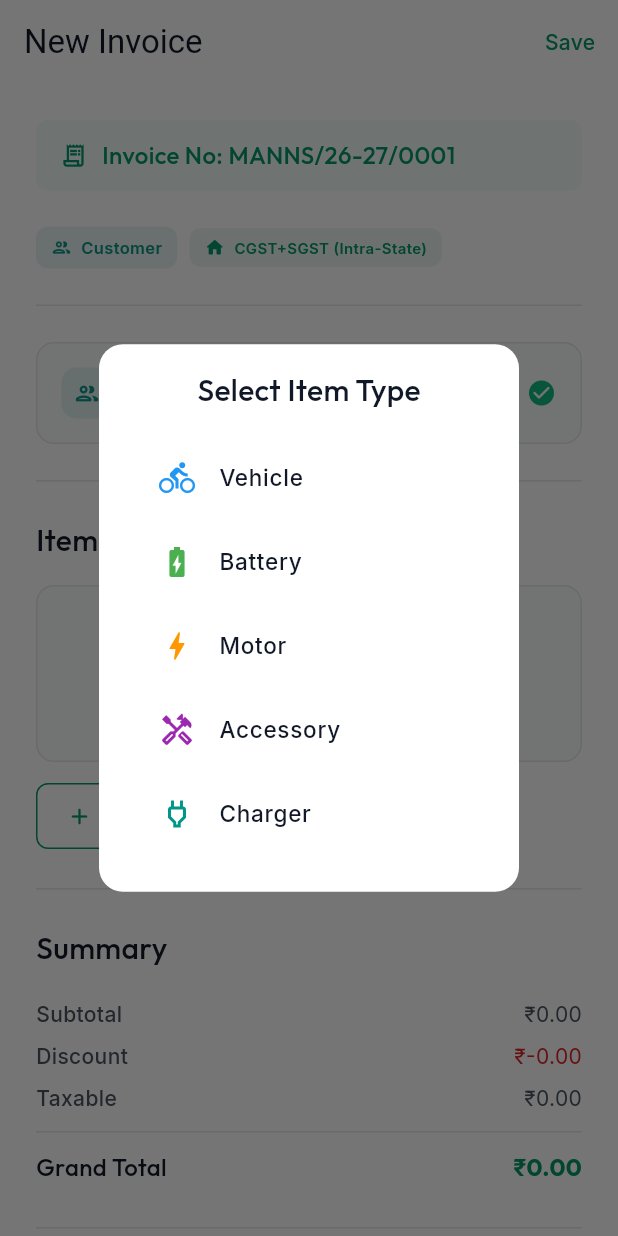
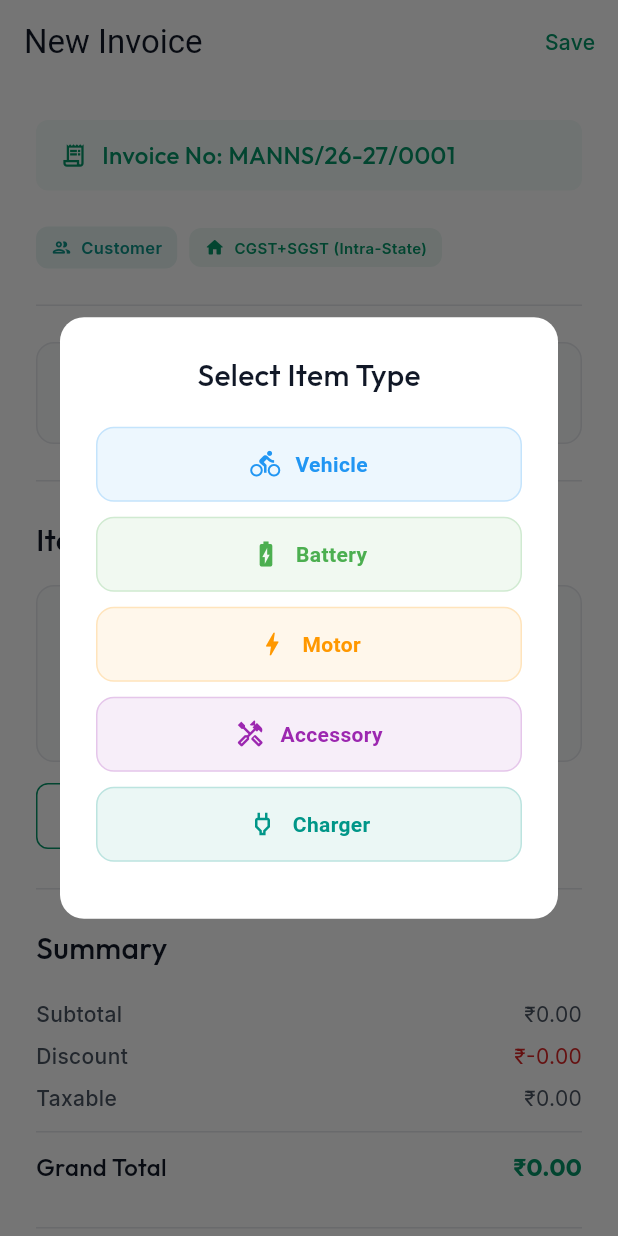
Before and after one commit to credlawn/mebikeapp, a Flutter app: the BillingScreen screen opened directly with empty values, after a tap on "Add Item", on a phone screen of 412 x 824 dp. Run offline on Flutter 3.47's test engine with Material 3 defaults, Android fonts, the phone set to English and light mode, and no system bars; our stand-ins replace connectivity_plus, flutter_riverpod, google_fonts, local_auth, pinput, pocketbase and 1 more; missing offline and left inert: local_auth_android; accounts and stored records are empty; network calls fail.

Commit message:
V1.5.0. select item screen added

```diff
--- a/billing/lib/screens/billing/billing_screen.dart
+++ b/billing/lib/screens/billing/billing_screen.dart
@@ -10,6 +10,7 @@ import '../../pb_service.dart';
 import '../../theme/app_snackbars.dart';
 import '../../theme/colors.dart';
 import '../../theme/typography.dart';
+import 'item_select_screen.dart';
 
 class BillingScreen extends ConsumerStatefulWidget {
   final String invoiceType;
@@ -63,6 +64,7 @@ class _BillingScreenState extends ConsumerState<BillingScreen> {
       _partyMobile = p.mobileNo;
       _partyGst = p.gstNo;
       _partyStateCode = p.stateCode;
+      _partyAddress = p.billingAddress;
     }
     _loadInvoiceNo();
   }
@@ -126,17 +128,48 @@ class _BillingScreenState extends ConsumerState<BillingScreen> {
         backgroundColor: Colors.white,
         surfaceTintColor: Colors.white,
         shape: RoundedRectangleBorder(borderRadius: BorderRadius.circular(16)),
-        content: Column(
+        content: SizedBox(
+          width: 300,
+          child: Column(
             mainAxisSize: MainAxisSize.min,
             children: [
+              const SizedBox(height: 8),
               Text('Select Item Type', style: AppTypography.h2),
-            const SizedBox(height: 16),
-            ...['vehicle', 'battery', 'motor', 'accessory', 'charger'].map((t) => ListTile(
-              title: Text(t[0].toUpperCase() + t.substring(1), style: AppTypography.bodyLarge),
-              leading: Icon(_iconForType(t), color: _colorForType(t)),
+              const SizedBox(height: 20),
+              ...['vehicle', 'battery', 'motor', 'accessory', 'charger'].map((t) => Padding(
+                padding: const EdgeInsets.only(bottom: 10),
+                child: InkWell(
                   onTap: () => Navigator.of(ctx).pop(t),
+                  borderRadius: BorderRadius.circular(12),
+                  child: Container(
+                    width: double.infinity,
+                    padding: const EdgeInsets.symmetric(vertical: 14),
+                    decoration: BoxDecoration(
+                      color: _colorForType(t).withValues(alpha: 0.08),
+                      borderRadius: BorderRadius.circular(12),
+                      border: Border.all(color: _colorForType(t).withValues(alpha: 0.2)),
+                    ),
+                    child: Row(
+                      mainAxisAlignment: MainAxisAlignment.center,
+                      children: [
+                        Icon(_iconForType(t), color: _colorForType(t), size: 20),
+                        const SizedBox(width: 10),
+                        Text(
+                          t[0].toUpperCase() + t.substring(1),
+                          style: TextStyle(
+                            fontSize: 14,
+                            fontWeight: FontWeight.w600,
+                            color: _colorForType(t),
+                          ),
+                        ),
+                      ],
+                    ),
+                  ),
+                ),
               )),
+              const SizedBox(height: 4),
             ],
+          ),
         ),
       ),
     );
@@ -154,49 +187,13 @@ class _BillingScreenState extends ConsumerState<BillingScreen> {
         return;
       }
 
-      final names = records.map((r) {
-        final name = r.getStringValue('full_name').isNotEmpty
-            ? r.getStringValue('full_name')
-            : r.getStringValue('name');
-        final price = r.getDoubleValue('selling_price');
-        final code = r.getStringValue('item_code');
-        return '$name (₹${price.toStringAsFixed(0)}) - $code';
-      }).toList();
-
-      final selected = await showDialog<int>(
-        context: context,
-        builder: (ctx) => AlertDialog(
-          backgroundColor: Colors.white,
-          surfaceTintColor: Colors.white,
-          shape: RoundedRectangleBorder(borderRadius: BorderRadius.circular(16)),
-          content: SizedBox(
-            width: double.maxFinite,
-            child: Column(
-              mainAxisSize: MainAxisSize.min,
-              children: [
-                Text('Select ${type[0].toUpperCase() + type.substring(1)}', style: AppTypography.h2),
-                const SizedBox(height: 16),
-                Flexible(
-                  child: ListView.builder(
-                    shrinkWrap: true,
-                    itemCount: names.length,
-                    itemBuilder: (_, i) => ListTile(
-                      title: Text(names[i], style: AppTypography.bodyMedium),
-                      onTap: () => Navigator.of(ctx).pop(i),
-                    ),
-                  ),
-                ),
-              ],
-            ),
-          ),
+      final rec = await Navigator.of(context).push<dynamic>(
+        MaterialPageRoute(
+          builder: (_) => ItemSelectScreen(itemType: type),
         ),
       );
 
-      if (selected == null || !mounted) {
-        return;
-      }
-
-      final rec = records[selected];
+      if (rec == null || !mounted) return;
       final hsn = rec.getStringValue('hsn_code');
       final gstSlab = rec.getDoubleValue('gst_slab').toInt();
       final price = rec.getDoubleValue('selling_price');
```
Also changed, not shown: billing/lib/screens/billing/item_select_screen.dart (added, +177 -0 lines). Lines whose indentation alone changed are shown as unchanged.
